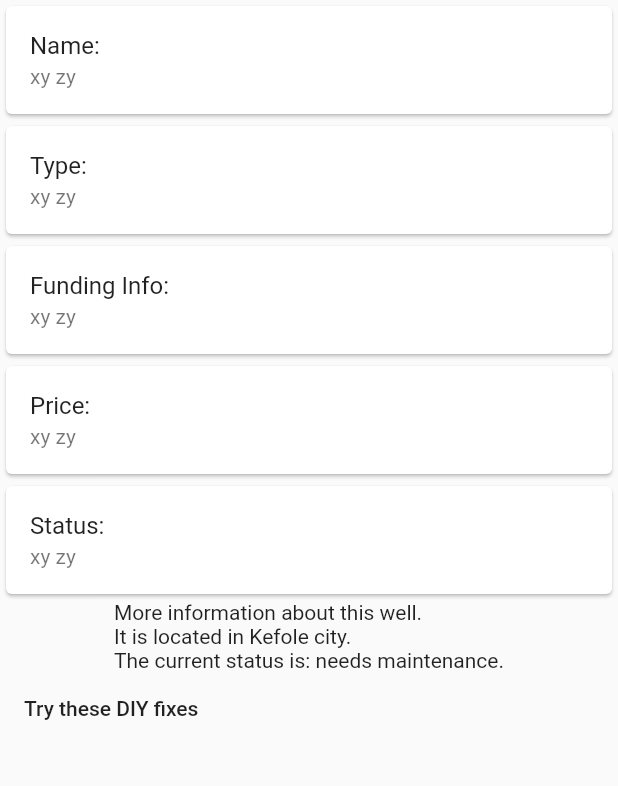
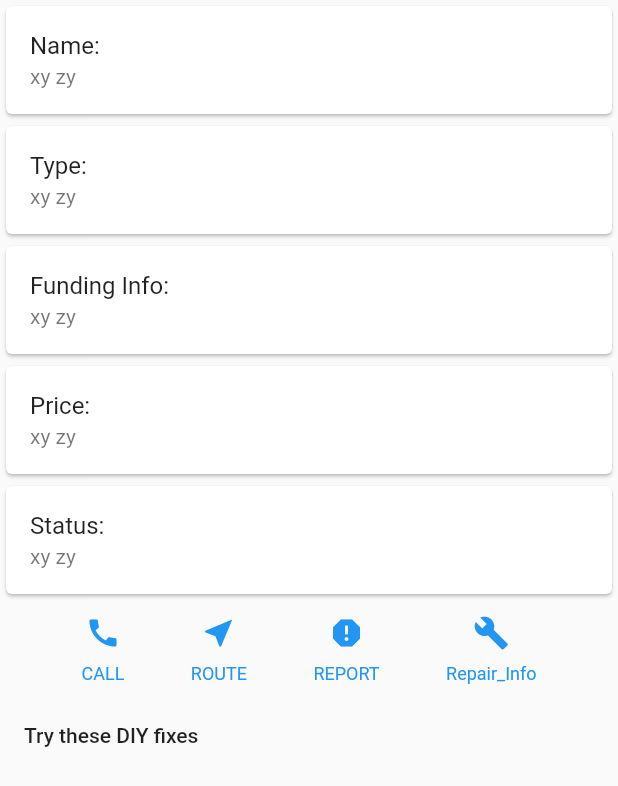
Before and after one commit to martinneumann/maph, a Flutter app: the DisplayWellsInfo screen opened directly, on a phone screen of 412 x 824 dp. Shown: the top 786 px of the screen. Run offline on Flutter 3.47's test engine with Material 2 defaults, Android fonts, the phone set to English and light mode, and no system bars; our stand-ins replace flutter_map, font_awesome_flutter, image_picker, latlong.

Commit message:
added button row at the bottom for navigation to reports

```diff
--- a/well_control/lib/WellInfo.dart
+++ b/well_control/lib/WellInfo.dart
@@ -78,6 +78,7 @@ class DisplayWellsInfoState extends State<DisplayWellsInfo> {
           _buildButtonColumn(color, Icons.call, 'CALL'),
           _buildButtonColumn(color, Icons.near_me, 'ROUTE'),
           _buildButtonColumn(color, Icons.report, 'REPORT'),
+          _buildButtonColumn(color, Icons.build, 'Repair_Info')
         ],
       ),
     );
@@ -271,11 +272,8 @@ class DisplayWellsInfoState extends State<DisplayWellsInfo> {
             status,
           //  infoSection,
            // listSection,
-           // buttonSection,
+            buttonSection,
 
-
-            Text(
-                'More information about this well.\nIt is located in Kefole city.\nThe current status is: needs maintenance.'),
             Row(
               children: <Widget>[
                 FlatButton(
```
